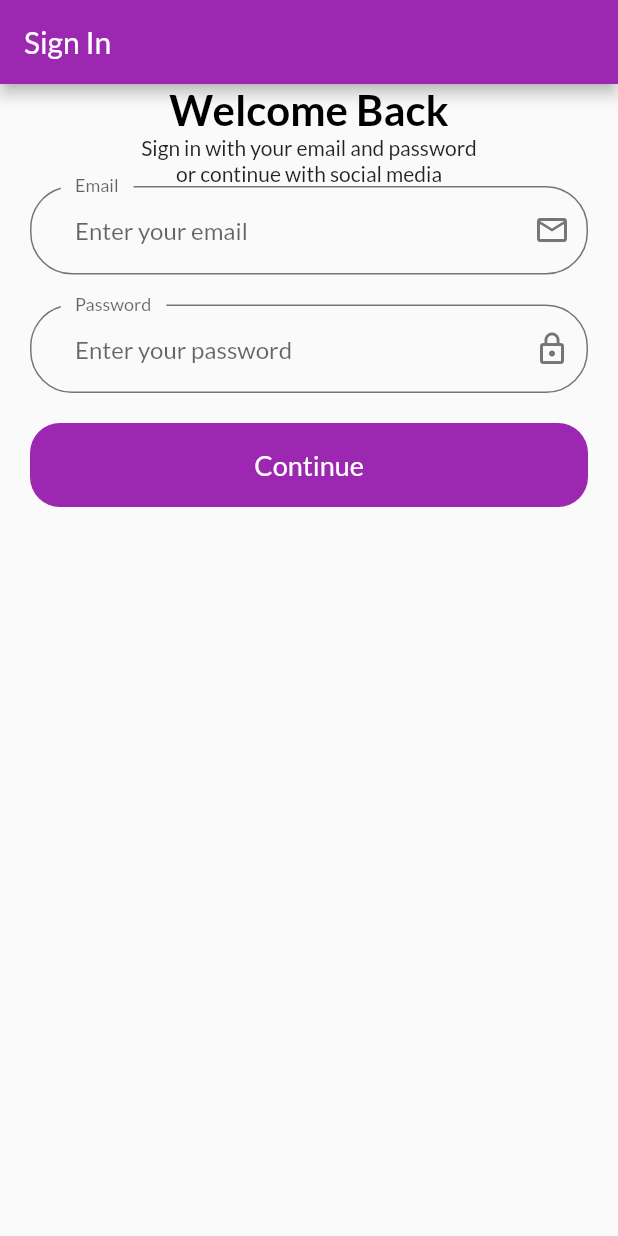
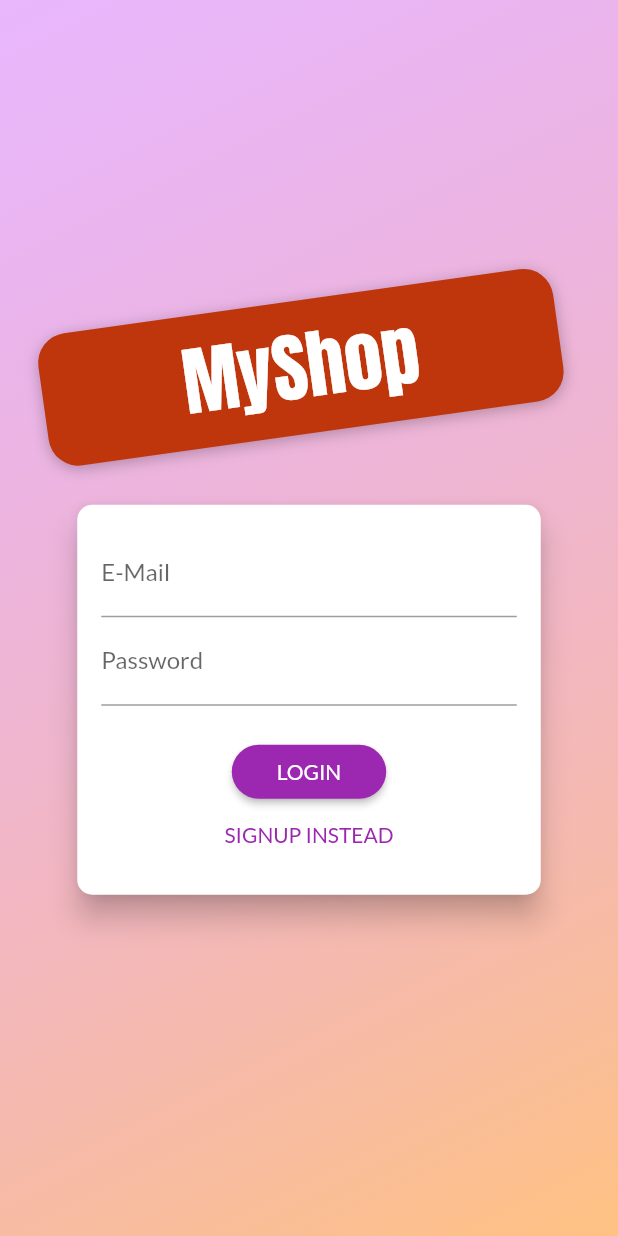
Before and after one commit to sahyun1/shop_app, a Flutter app: the screen it shows after launch, on a phone screen of 412 x 824 dp. Run offline on Flutter 3.47's test engine with Material 2 defaults, Android fonts, the phone set to English and light mode, and no system bars.

Commit message:
added logging in and sign up using firebase auth rest api

```diff
--- /dev/null
+++ b/lib/http_exception.dart
@@ -0,0 +1,11 @@
+class HttpException implements Exception {
+  final String message;
+
+  HttpException(this.message);
+
+  @override
+  String toString() {
+    return message;
+    // return super.toString(); // Instance of HttpException
+  }
+}
--- a/lib/main.dart
+++ b/lib/main.dart
@@ -1,15 +1,14 @@
 import 'package:flutter/material.dart';
 import 'package:flutter_complete_guide/providers/auth_provider.dart';
 import 'package:flutter_complete_guide/screens/add_edit_product_screen.dart';
+import 'package:flutter_complete_guide/screens/auth_screen.dart';
 import 'package:flutter_complete_guide/screens/orders_screen.dart';
-import 'package:flutter_complete_guide/screens/sign_in_screen.dart';
 import 'package:flutter_complete_guide/screens/user_products_screen.dart';
 import 'providers/cart_provider.dart';
 import 'providers/order_provider.dart';
 import 'screens/cart_screen.dart';
 import 'package:provider/provider.dart';
 import '/screens/product_detail_screen.dart';
-import '/screens/products_overview_screen.dart';
 import 'providers/product_provider.dart';
 
 void main() => runApp(MyApp());
@@ -37,17 +36,17 @@ class MyApp extends StatelessWidget {
         theme: ThemeData(
           primarySwatch: Colors.purple,
           accentColor: Colors.deepOrange,
-          inputDecorationTheme: inputDecorationTheme(),
+          // inputDecorationTheme: inputDecorationTheme(),
           fontFamily: 'Lato',
         ),
-        home: SignInScreen(),
+        home: AuthScreen(),
         routes: {
           ProductDetailScreen.ROUTE_NAME: (ctx) => ProductDetailScreen(),
           CartScreen.ROUTE_NAME: (ctx) => CartScreen(),
           OrdersScreen.PAGE_ROUTE: (ctx) => OrdersScreen(),
           UserProductsScreen.ROUTE_NAME: (ctx) => UserProductsScreen(),
           AddEditProductScreen.ROUTE_NAME: (ctx) => AddEditProductScreen(),
-          SignInScreen.ROUTE_NAME: (ctx) => SignInScreen()
+          AuthScreen.routeName: (ctx) => AuthScreen()
         },
       ),
     );
@@ -58,10 +57,16 @@ class MyApp extends StatelessWidget {
         borderRadius: BorderRadius.circular(28),
         borderSide: BorderSide(color: Color(0xFF757575)),
         gapPadding: 10);
+    var errorlineInputBorder = OutlineInputBorder(
+        borderRadius: BorderRadius.circular(28),
+        borderSide: BorderSide(color: Colors.red),
+        gapPadding: 10);
     return InputDecorationTheme(
         floatingLabelBehavior: FloatingLabelBehavior.always,
         contentPadding: EdgeInsets.symmetric(horizontal: 30, vertical: 20),
         enabledBorder: outlineInputBorder,
-        focusedBorder: outlineInputBorder);
+        focusedBorder: outlineInputBorder,
+        errorBorder: errorlineInputBorder,
+        focusedErrorBorder: errorlineInputBorder);
   }
 }
--- /dev/null
+++ b/lib/screens/auth_screen.dart
@@ -0,0 +1,257 @@
+import 'dart:math';
+
+import 'package:flutter/material.dart';
+import 'package:flutter_complete_guide/http_exception.dart';
+import 'package:flutter_complete_guide/providers/auth_provider.dart';
+import 'package:provider/provider.dart';
+
+enum AuthMode { Signup, Login }
+
+class AuthScreen extends StatelessWidget {
+  static const routeName = '/auth';
+
+  @override
+  Widget build(BuildContext context) {
+    final deviceSize = MediaQuery.of(context).size;
+    // final transformConfig = Matrix4.rotationZ(-8 * pi / 180);
+    // transformConfig.translate(-10.0);
+    return Scaffold(
+      // resizeToAvoidBottomInset: false,
+      body: Stack(
+        children: <Widget>[
+          Container(
+            decoration: BoxDecoration(
+              gradient: LinearGradient(
+                colors: [
+                  Color.fromRGBO(215, 117, 255, 1).withOpacity(0.5),
+                  Color.fromRGBO(255, 188, 117, 1).withOpacity(0.9),
+                ],
+                begin: Alignment.topLeft,
+                end: Alignment.bottomRight,
+                stops: [0, 1],
+              ),
+            ),
+          ),
+          SingleChildScrollView(
+            child: Container(
+              height: deviceSize.height,
+              width: deviceSize.width,
+              child: Column(
+                mainAxisAlignment: MainAxisAlignment.center,
+                crossAxisAlignment: CrossAxisAlignment.center,
+                children: <Widget>[
+                  Flexible(
+                    child: Container(
+                      margin: EdgeInsets.only(bottom: 20.0),
+                      padding:
+                          EdgeInsets.symmetric(vertical: 8.0, horizontal: 94.0),
+                      transform: Matrix4.rotationZ(-8 * pi / 180)
+                        ..translate(-10.0),
+                      // ..translate(-10.0),
+                      decoration: BoxDecoration(
+                        borderRadius: BorderRadius.circular(20),
+                        color: Colors.deepOrange.shade900,
+                        boxShadow: [
+                          BoxShadow(
+                            blurRadius: 8,
+                            color: Colors.black26,
+                            offset: Offset(0, 2),
+                          )
+                        ],
+                      ),
+                      child: Text(
+                        'MyShop',
+                        style: TextStyle(
+                          color: Theme.of(context).accentTextTheme.title.color,
+                          fontSize: 50,
+                          fontFamily: 'Anton',
+                          fontWeight: FontWeight.normal,
+                        ),
+                      ),
+                    ),
+                  ),
+                  Flexible(
+                    flex: deviceSize.width > 600 ? 2 : 1,
+                    child: AuthCard(),
+                  ),
+                ],
+              ),
+            ),
+          ),
+        ],
+      ),
+    );
+  }
+}
+
+class AuthCard extends StatefulWidget {
+  const AuthCard({
+    Key key,
+  }) : super(key: key);
+
+  @override
+  _AuthCardState createState() => _AuthCardState();
+}
+
+class _AuthCardState extends State<AuthCard> {
+  final GlobalKey<FormState> _formKey = GlobalKey();
+  AuthMode _authMode = AuthMode.Login;
+  Map<String, String> _authData = {
+    'email': '',
+    'password': '',
+  };
+  var _isLoading = false;
+  final _passwordController = TextEditingController();
+
+  void _showErrorDialog(String msg) {
+    showDialog(
+        context: context,
+        builder: (ctx) => AlertDialog(
+              title: Text('An error'),
+              content: Text(msg),
+              actions: [
+                TextButton(
+                    onPressed: () => Navigator.of(ctx).pop(), child: Text('Ok'))
+              ],
+            ));
+  }
+
+  Future<void> _submit() async {
+    if (!_formKey.currentState.validate()) {
+      // Invalid!
+      return;
+    }
+    _formKey.currentState.save();
+    setState(() {
+      _isLoading = true;
+    });
+
+    try {
+      if (_authMode == AuthMode.Login) {
+        // Log user in
+        await Provider.of<AuthProvider>(context, listen: false).signIn(
+          _authData['email'],
+          _authData['password'],
+        );
+      } else {
+        // Sign user up
+        await Provider.of<AuthProvider>(context, listen: false).signup(
+          _authData['email'],
+          _authData['password'],
+        );
+      }
+    } on HttpException catch (error) {
+      _showErrorDialog(error.message);
+    } catch (error) {
+      _showErrorDialog('something went wrong, please try again');
+    }
+
+    setState(() {
+      _isLoading = false;
+    });
+  }
+
+  void _switchAuthMode() {
+    if (_authMode == AuthMode.Login) {
+      setState(() {
+        _authMode = AuthMode.Signup;
+      });
+    } else {
+      setState(() {
+        _authMode = AuthMode.Login;
+      });
+    }
+  }
+
+  @override
+  Widget build(BuildContext context) {
+    final deviceSize = MediaQuery.of(context).size;
+    return Card(
+      shape: RoundedRectangleBorder(
+        borderRadius: BorderRadius.circular(10.0),
+      ),
+      elevation: 8.0,
+      child: Container(
+        height: _authMode == AuthMode.Signup ? 320 : 260,
+        constraints:
+            BoxConstraints(minHeight: _authMode == AuthMode.Signup ? 320 : 260),
+        width: deviceSize.width * 0.75,
+        padding: EdgeInsets.all(16.0),
+        child: Form(
+          key: _formKey,
+          child: SingleChildScrollView(
+            child: Column(
+              children: <Widget>[
+                TextFormField(
+                  decoration: InputDecoration(labelText: 'E-Mail'),
+                  keyboardType: TextInputType.emailAddress,
+                  validator: (value) {
+                    if (value.isEmpty || !value.contains('@')) {
+                      return 'Invalid email!';
+                    }
+                    return null;
+                  },
+                  onSaved: (value) {
+                    _authData['email'] = value;
+                  },
+                ),
+                TextFormField(
+                  decoration: InputDecoration(labelText: 'Password'),
+                  obscureText: true,
+                  controller: _passwordController,
+                  validator: (value) {
+                    if (value.isEmpty || value.length < 5) {
+                      return 'Password is too short!';
+                    }
+                  },
+                  onSaved: (value) {
+                    _authData['password'] = value;
+                  },
+                ),
+                if (_authMode == AuthMode.Signup)
+                  TextFormField(
+                    enabled: _authMode == AuthMode.Signup,
+                    decoration: InputDecoration(labelText: 'Confirm Password'),
+                    obscureText: true,
+                    validator: _authMode == AuthMode.Signup
+                        ? (value) {
+                            if (value != _passwordController.text) {
+                              return 'Passwords do not match!';
+                            }
+                          }
+                        : null,
+                  ),
+                SizedBox(
+                  height: 20,
+                ),
+                if (_isLoading)
+                  CircularProgressIndicator()
+                else
+                  RaisedButton(
+                    child:
+                        Text(_authMode == AuthMode.Login ? 'LOGIN' : 'SIGN UP'),
+                    onPressed: _submit,
+                    shape: RoundedRectangleBorder(
+                      borderRadius: BorderRadius.circular(30),
+                    ),
+                    padding:
+                        EdgeInsets.symmetric(horizontal: 30.0, vertical: 8.0),
+                    color: Theme.of(context).primaryColor,
+                    textColor: Theme.of(context).primaryTextTheme.button.color,
+                  ),
+                FlatButton(
+                  child: Text(
+                      '${_authMode == AuthMode.Login ? 'SIGNUP' : 'LOGIN'} INSTEAD'),
+                  onPressed: _switchAuthMode,
+                  padding: EdgeInsets.symmetric(horizontal: 30.0, vertical: 4),
+                  materialTapTargetSize: MaterialTapTargetSize.shrinkWrap,
+                  textColor: Theme.of(context).primaryColor,
+                ),
+              ],
+            ),
+          ),
+        ),
+      ),
+    );
+  }
+}
--- a/lib/screens/sign_in_screen.dart
+++ /dev/null
@@ -1,114 +0,0 @@
-import 'package:flutter/material.dart';
-import 'package:flutter/services.dart';
-
-class SignInScreen extends StatelessWidget {
-  // const SignInScreen({ Key? key }) : super(key: key);
-  static const ROUTE_NAME = '/sign-in';
-
-  @override
-  Widget build(BuildContext context) {
-    return Scaffold(
-      appBar: AppBar(
-        title: Text('Sign In'),
-      ),
-      body: SafeArea(
-        child: SizedBox(
-          width: double.infinity,
-          child: Padding(
-            padding: const EdgeInsets.symmetric(horizontal: 20),
-            child: Column(
-              children: [
-                Text(
-                  'Welcome Back',
-                  style: TextStyle(
-                      color: Colors.black,
-                      fontSize: 28,
-                      fontWeight: FontWeight.bold),
-                ),
-                Text(
-                  "Sign in with your email and password \nor continue with social media",
-                  textAlign: TextAlign.center,
-                ),
-                SignInForm()
-              ],
-            ),
-          ),
-        ),
-      ),
-    );
-  }
-}
-
-class SignInForm extends StatefulWidget {
-  // const SignInForm({ Key? key }) : super(key: key);
-
-  @override
-  _SignInFormState createState() => _SignInFormState();
-}
-
-class _SignInFormState extends State<SignInForm> {
-  final _formKey = GlobalKey<FormState>();
-
-  @override
-  Widget build(BuildContext context) {
-    return Form(
-      key: _formKey,
-      child: Column(
-        children: [
-          buildInputField(
-              labelText: "Email",
-              hintText: "Enter your email",
-              icon: Icons.email_outlined),
-          SizedBox(
-            height: 20,
-          ),
-          buildInputField(
-              labelText: "Password",
-              hintText: "Enter your password",
-              icon: Icons.lock_outline,
-              isForPassword: true),
-          SizedBox(
-            height: 20,
-          ),
-          SizedBox(
-            width: double.infinity,
-            height: 56,
-            child: TextButton(
-              onPressed: () {},
-              child: Text(
-                'Continue',
-                style: TextStyle(fontSize: 18),
-              ),
-              style: TextButton.styleFrom(
-                primary: Colors.white, // foreground
-                backgroundColor: Theme.of(context).primaryColor,
-                shape: RoundedRectangleBorder(
-                    borderRadius: BorderRadius.circular(20)),
-              ),
-            ),
-          )
-        ],
-      ),
-    );
-  }
-
-  TextFormField buildInputField(
-      {String labelText,
-      String hintText,
-      IconData icon,
-      bool isForPassword = false}) {
-    return TextFormField(
-      keyboardType: isForPassword
-          ? TextInputType.visiblePassword
-          : TextInputType.emailAddress,
-      obscureText: isForPassword,
-      decoration: InputDecoration(
-          labelText: labelText,
-          hintText: hintText,
-          suffixIcon: Icon(
-            icon,
-            color: Color(0xFF757575),
-          )),
-    );
-  }
-}
```
Also changed, not shown: lib/providers/auth_provider.dart (+24 -6 lines), lib/size_config.dart (added, +30 -0 lines).
